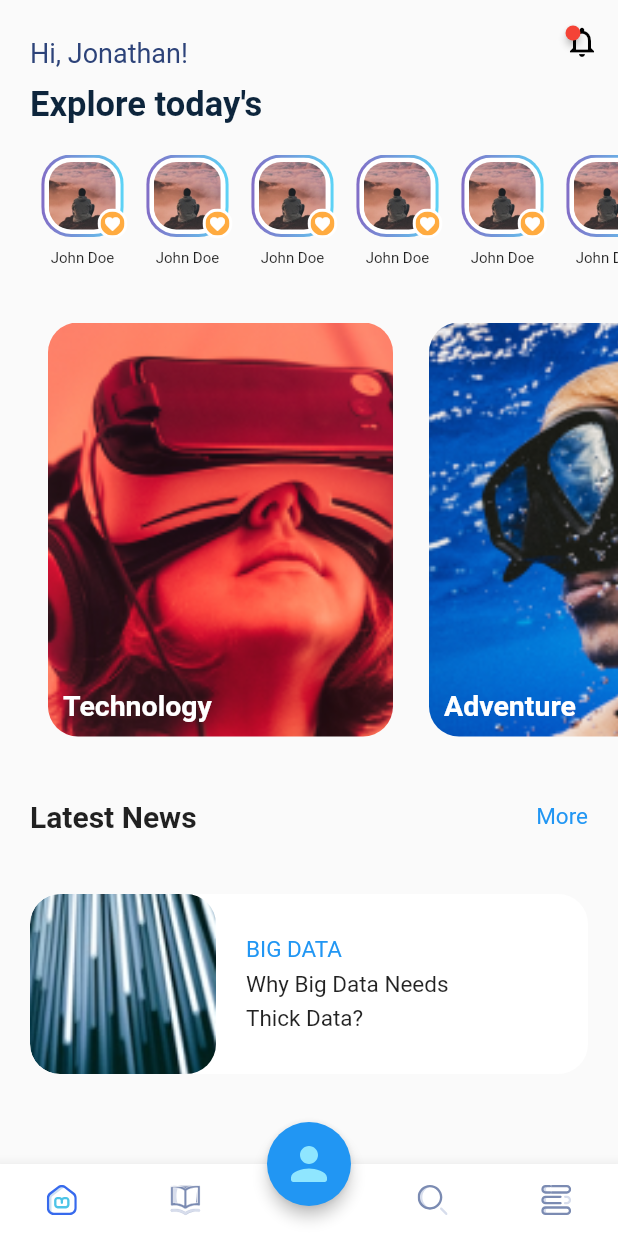
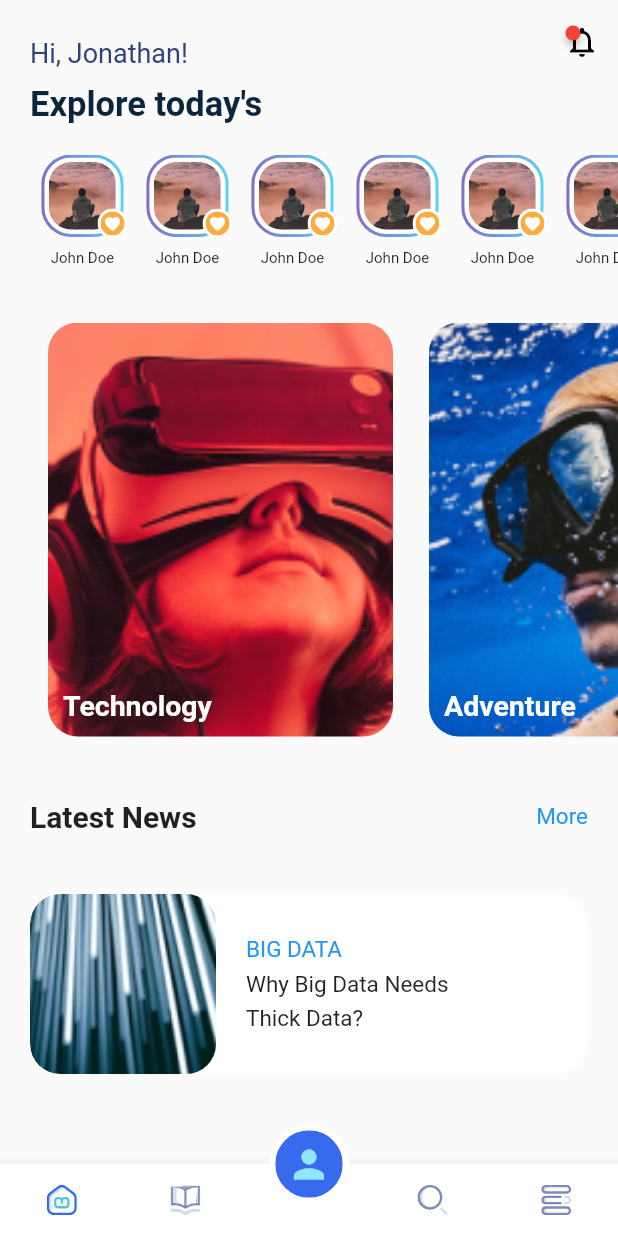
Before and after one commit to shyamexe/blogging_application_task, a Flutter app: the screen it shows after launch, on a phone screen of 412 x 824 dp. Run offline on Flutter 3.47's test engine with Material 2 defaults, Android fonts, the phone set to English and light mode, and no system bars; drawn by our look-alikes of badges; our stand-ins replace bloc, equatable, flutter_bloc, flutter_svg.

Commit message:
changed profile icon

```diff
--- a/lib/presentation/screens/home_screen/home_screen.dart
+++ b/lib/presentation/screens/home_screen/home_screen.dart
@@ -33,9 +33,10 @@ class CommonScreen extends StatelessWidget {
                 children: [
                   Expanded(
                     child: IconButton(
-                      icon: state.pageNumber==0?
-                        SvgPicture.asset('assets/icons/home_svg.svg')
-                        :SvgPicture.asset('assets/icons/home_svg.svg',color: Colors.grey),
+                      icon: state.pageNumber == 0
+                          ? SvgPicture.asset('assets/icons/home_svg.svg')
+                          : SvgPicture.asset('assets/icons/home_svg.svg',
+                              color: Colors.grey),
                       onPressed: () {
                         BlocProvider.of<NavigationBarCubit>(context)
                             .changeIndex(0);
@@ -44,7 +45,9 @@ class CommonScreen extends StatelessWidget {
                   ),
                   Expanded(
                     child: IconButton(
-                      icon:SvgPicture.asset('assets/icons/article_svg.svg',),
+                      icon: SvgPicture.asset(
+                        'assets/icons/article_svg.svg',
+                      ),
                       onPressed: () {
                         BlocProvider.of<NavigationBarCubit>(context)
                             .changeIndex(1);
@@ -73,14 +76,39 @@ class CommonScreen extends StatelessWidget {
                 ],
               ),
             ),
-            floatingActionButton: FloatingActionButton(
-              onPressed: () {
+            floatingActionButton: InkWell(
+              onTap: () {
                 BlocProvider.of<NavigationBarCubit>(context).changeIndex(2);
               },
-              tooltip: 'Increment',
-              child: SvgPicture.asset('assets/icons/user_svg.svg'),
-              elevation: 4.0,
+              child: ClipRRect(
+                borderRadius: BorderRadius.circular(30),
+                child: Container(
+                  color: Colors.white,
+                  padding: EdgeInsets.all(4),
+                  child: ClipRRect(
+                    borderRadius: BorderRadius.circular(25),
+                    child: Container(
+                      height: 45,
+                      width: 45,
+                      color: Color(0xff376AED),
+                      child: Icon(
+                        Icons.person,
+                        size: 30,
+                        color: Color(0xff8FE6FF),
+                      ),
+                    ),
+                  ),
+                ),
+              ),
             ),
+            // floatingActionButton: FloatingActionButton(
+            //   onPressed: () {
+            //     BlocProvider.of<NavigationBarCubit>(context).changeIndex(2);
+            //   },
+            //   tooltip: 'Increment',
+            //   child: SvgPicture.asset('assets/icons/user_svg.svg'),
+            //   elevation: 4.0,
+            // ),
             floatingActionButtonLocation:
                 FloatingActionButtonLocation.centerDocked,
           ),
```
